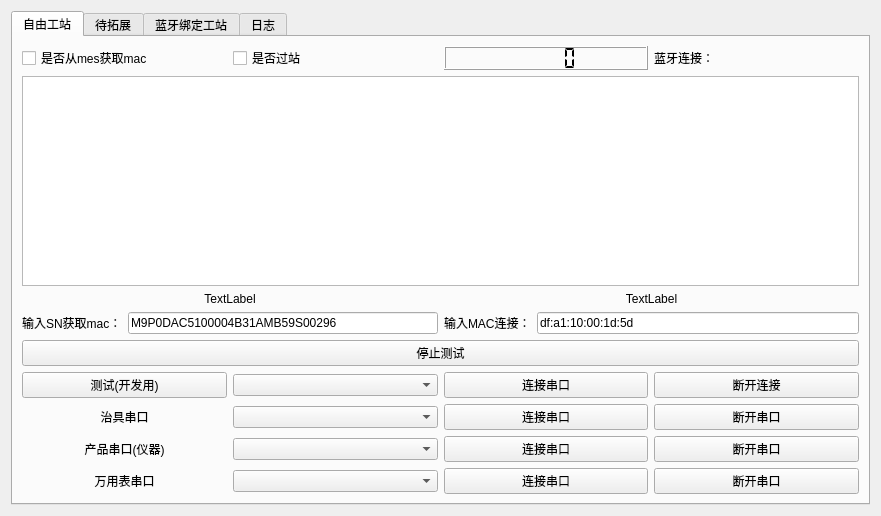
Before: the Qt Designer form work_station/freework/qfreework.ui in yuhuang163/test, drawn with Qt 5.
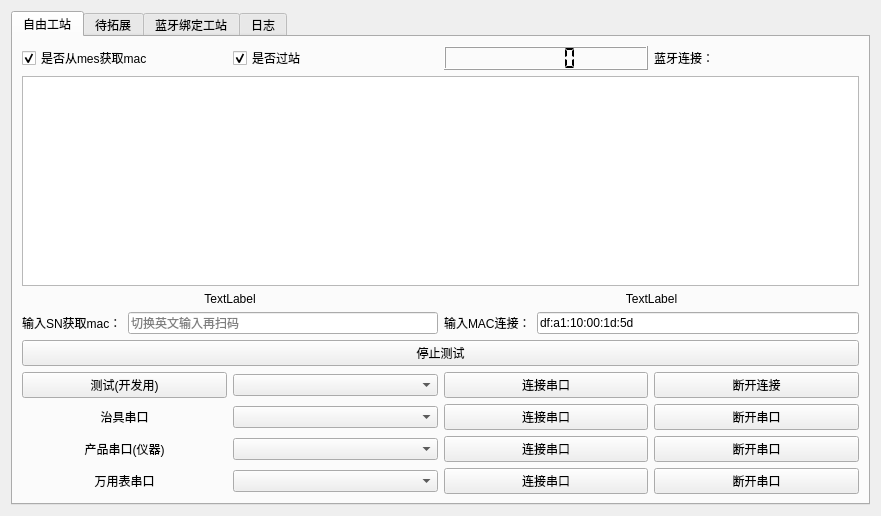
After: the same form once the commit is applied.

The edit to the form file:
```diff
--- a/work_station/freework/qfreework.ui
+++ b/work_station/freework/qfreework.ui
@@ -41,7 +41,7 @@
                <string>是否从mes获取mac</string>
               </property>
               <property name="checked">
-               <bool>false</bool>
+               <bool>true</bool>
               </property>
              </widget>
             </item>
@@ -54,7 +54,7 @@
                <bool>true</bool>
               </property>
               <property name="checked">
-               <bool>false</bool>
+               <bool>true</bool>
               </property>
              </widget>
             </item>
@@ -137,7 +137,7 @@
                  <bool>true</bool>
                 </property>
                 <property name="text">
-                 <string>M9P0DAC5100004B31AMB59S00296</string>
+                 <string/>
                 </property>
                 <property name="placeholderText">
                  <string>切换英文输入再扫码</string>
```
